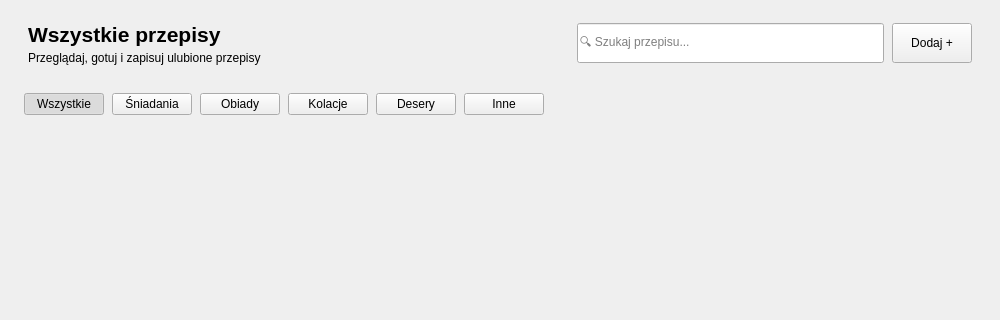
Qt form RecipeManager/widgets/recipegridbrowser.ui (akmqu/recipe-manager) before a commit; both pictures show x 0 to 1000 and y 0 to 320 of the 1000 by 720 pixel window.
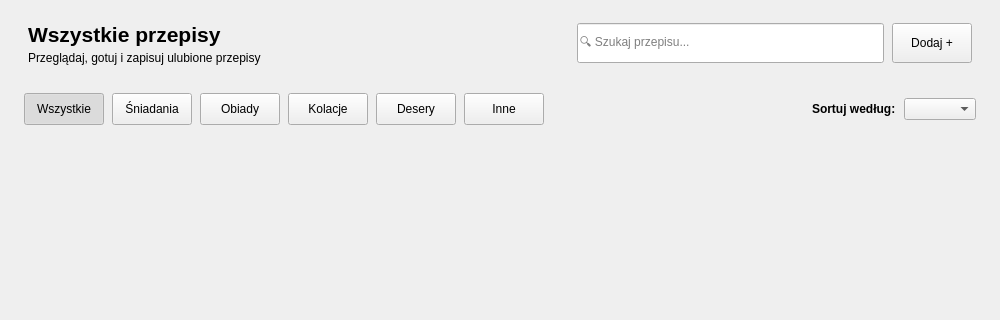
The same form after that commit.

The edit to the form file:
```diff
--- a/RecipeManager/widgets/recipegridbrowser.ui
+++ b/RecipeManager/widgets/recipegridbrowser.ui
@@ -145,6 +145,12 @@
      </property>
      <item>
       <widget class="QPushButton" name="pushButton_All">
+       <property name="minimumSize">
+        <size>
+         <width>0</width>
+         <height>32</height>
+        </size>
+       </property>
        <property name="maximumSize">
         <size>
          <width>16777215</width>
@@ -273,6 +279,25 @@
        </property>
       </spacer>
      </item>
+     <item>
+      <widget class="QLabel" name="label_Sort">
+       <property name="font">
+        <font>
+         <bold>true</bold>
+        </font>
+       </property>
+       <property name="text">
+        <string>Sortuj według:</string>
+       </property>
+      </widget>
+     </item>
+     <item>
+      <widget class="QComboBox" name="comboBox_Sort">
+       <property name="currentText">
+        <string notr="true"/>
+       </property>
+      </widget>
+     </item>
     </layout>
    </item>
    <item>
@@ -289,7 +314,7 @@
         <x>0</x>
         <y>0</y>
         <width>1000</width>
-        <height>592</height>
+        <height>583</height>
        </rect>
       </property>
       <property name="sizePolicy">
```
